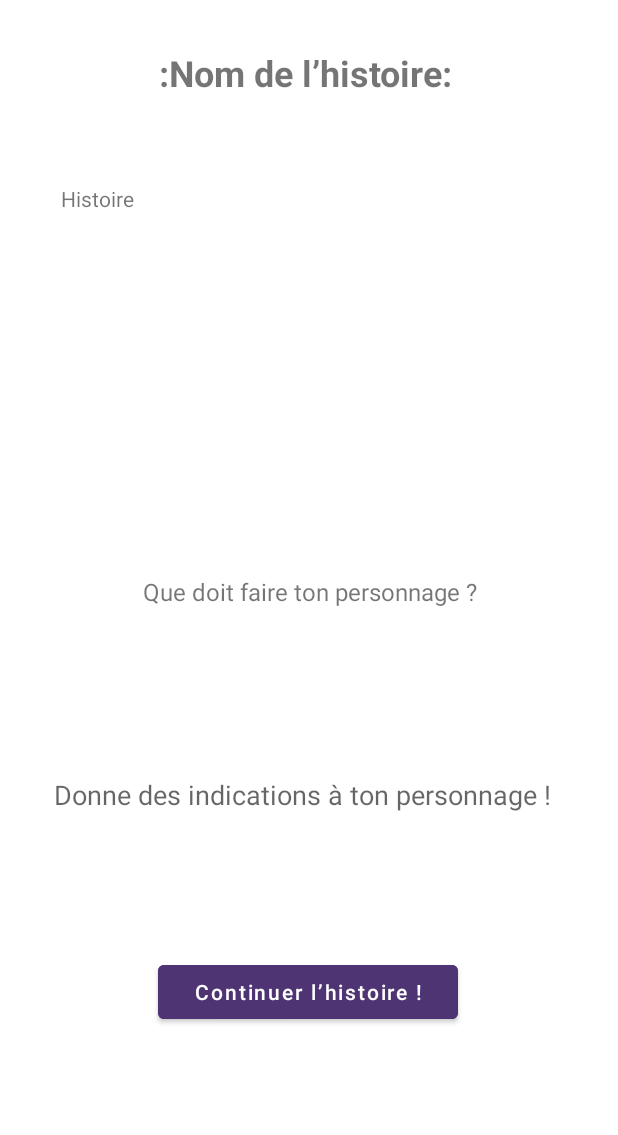
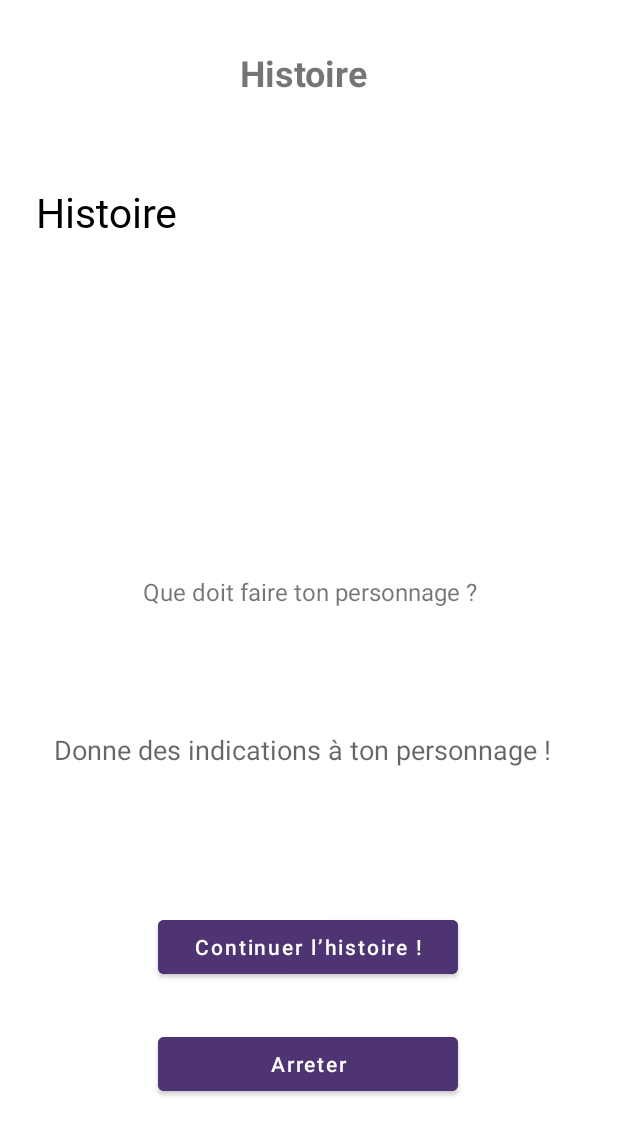
Before and after one commit to palminaN/EduLLM, an Android app: the layout fragment_histoire.xml on its own in the app's theme, with its tools: preview values and no code run, on a phone screen of 412 x 824 dp. Shown: the top 1135 px of the screen. Run offline under Robolectric (Android 15) with nearby library versions, the phone set to English and light mode, and no system bars.

Commit message:
Implementation des histoires

```diff
--- a/app/src/main/res/layout/fragment_histoire.xml
+++ b/app/src/main/res/layout/fragment_histoire.xml
@@ -16,7 +16,7 @@
         android:layout_width="wrap_content"
         android:layout_height="wrap_content"
         android:layout_marginTop="8dp"
-        android:text=":Nom de l’histoire:"
+        android:text="Histoire"
         android:textSize="24sp"
         android:textStyle="bold"
         app:layout_constraintEnd_toEndOf="parent"
@@ -24,17 +24,18 @@
         app:layout_constraintStart_toStartOf="parent"
         app:layout_constraintTop_toTopOf="parent" />
 
-    <LinearLayout
+    <ScrollView
         android:id="@+id/linearLayout2"
-        android:layout_width="376dp"
+        android:layout_width="match_parent"
         android:layout_height="220dp"
         android:layout_marginTop="80dp"
         android:layout_marginBottom="21dp"
         android:background="@color/white"
         android:gravity="left"
         android:orientation="vertical"
-        android:paddingLeft="20dp"
-        android:paddingRight="20dp"
+        android:paddingLeft="0dp"
+        android:paddingRight="0dp"
+
         app:layout_constraintBottom_toTopOf="@+id/tvPrompt"
         app:layout_constraintEnd_toEndOf="parent"
         app:layout_constraintHorizontal_bias="0.384"
@@ -43,11 +44,15 @@
         tools:ignore="MissingConstraints">
 
         <TextView
-            android:id="@+id/textView"
+            android:id="@+id/histoireContainer"
             android:layout_width="match_parent"
             android:layout_height="wrap_content"
-            android:text="Histoire" />
-    </LinearLayout>
+            android:text="Histoire"
+            android:textColor="@color/black"
+            android:fontFamily="@font/dancing_script"
+            android:lineSpacingMultiplier="1.5"
+            android:textSize="27dp" />
+    </ScrollView>
 
     <Button
         android:id="@+id/btnContinueStory"
@@ -62,6 +67,20 @@
         app:layout_constraintHorizontal_bias="0.496"
         app:layout_constraintStart_toStartOf="parent"
         app:layout_constraintTop_toBottomOf="@id/etPrompt" />
+
+    <Button
+        android:id="@+id/btnArreter"
+        android:layout_width="200dp"
+        android:layout_height="48dp"
+        android:layout_marginTop="30dp"
+        android:backgroundTint="#4E3473"
+        android:text="Arreter"
+        android:textAllCaps="false"
+        android:textColor="#FFFFFF"
+        app:layout_constraintEnd_toEndOf="parent"
+        app:layout_constraintHorizontal_bias="0.496"
+        app:layout_constraintStart_toStartOf="parent"
+        app:layout_constraintTop_toBottomOf="@id/btnContinueStory" />
 
     <TextView
         android:id="@+id/tvPrompt"
@@ -82,7 +101,7 @@
         android:id="@+id/etPrompt"
         android:layout_width="0dp"
         android:layout_height="wrap_content"
-        android:layout_marginTop="100dp"
+        android:layout_marginTop="70dp"
         android:background="@color/white"
         android:gravity="top|start"
         android:hint="Donne des indications à ton personnage !"
```
Also changed, not shown: app/src/main/java/com/example/edullm/EduAPI.java (+11 -10 lines), app/src/main/java/com/example/edullm/Fragments/FragmentHistoire.java (added, +105 -0 lines), app/src/main/java/com/example/edullm/Fragments/FragmentHistoireSetup.java (+50 -0 lines), app/src/main/java/com/example/edullm/Models/StorySession.java (+7 -0 lines), app/src/main/res/layout/fragment_histoire_setup.xml (+4 -4 lines), app/src/main/res/navigation/nav_graph.xml (+15 -0 lines).
